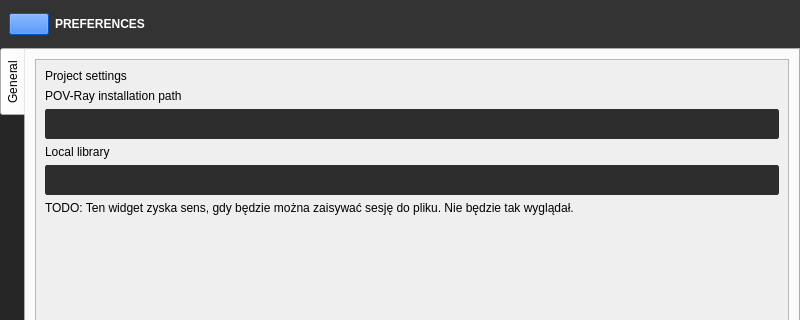
Qt form QChromosome/preferences.ui (Michalaq/ChromosomeVisualizer) before a commit; both pictures show x 0 to 800 and y 0 to 320 of the 800 by 600 pixel window.
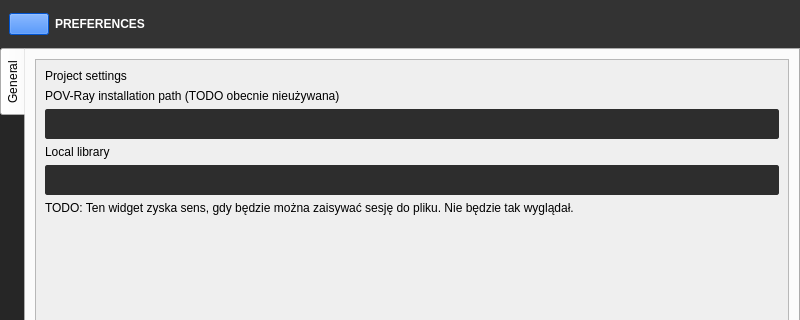
The same form after that commit. Icons and pictures are not drawn. Custom widgets are drawn as their Qt base class.

Commit message: Removed unused povray path

Patch:
```diff
--- a/QChromosome/preferences.ui
+++ b/QChromosome/preferences.ui
@@ -198,7 +198,7 @@
            <item>
             <widget class="Label" name="label_2">
              <property name="text">
-              <string>POV-Ray installation path</string>
+              <string>POV-Ray installation path (TODO obecnie nieużywana)</string>
              </property>
             </widget>
            </item>
```
The commit also changes 1 other file.
